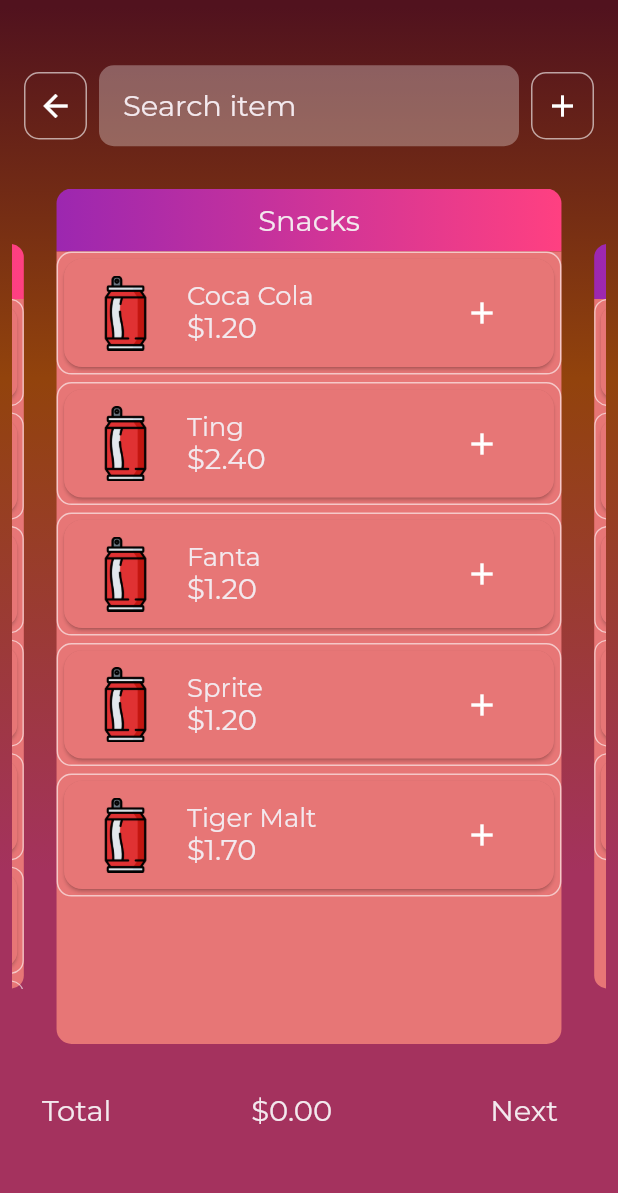
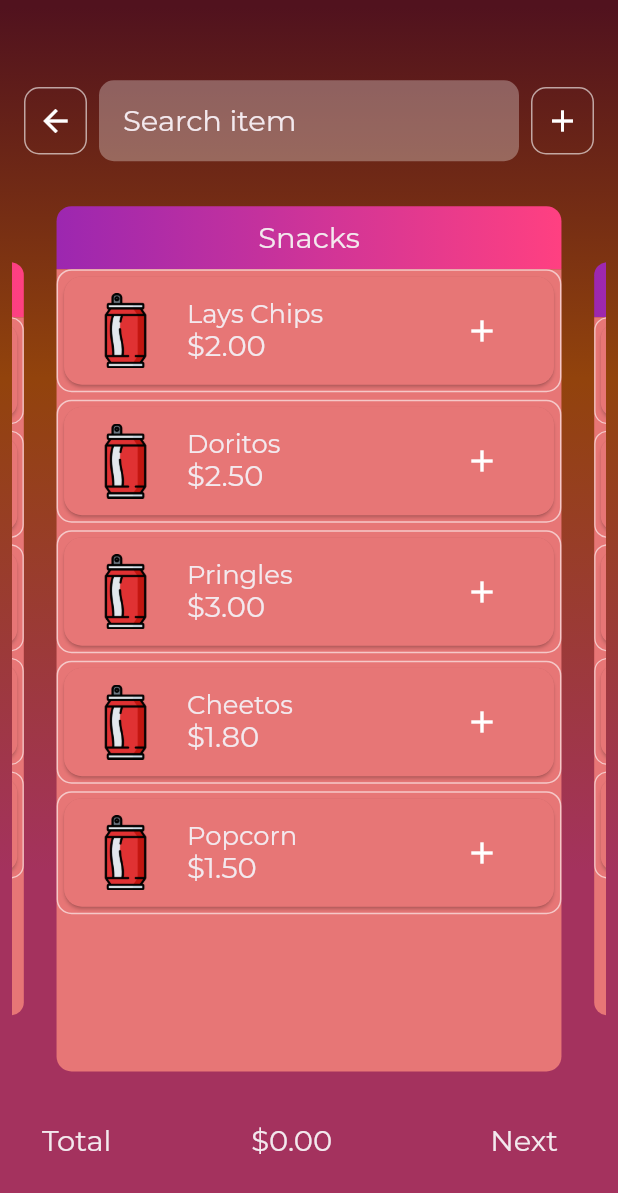
Before and after one commit to mjcsapphire/Mobile-Apps, a Flutter app: the ProductScreen screen opened by its route, on a phone screen of 412 x 824 dp. Shown: the top 1193 px of the screen. Run offline on Flutter 3.47's test engine with Material 3 defaults, Android fonts, the phone set to English and light mode, and no system bars; drawn by our look-alikes of carousel_slider; our stand-ins replace accordion, action_slider, appinio_swiper, audioplayers, cached_network_image, cloud_firestore and 45 more; missing offline and left inert: flutter_chat_ui, flutter_survey, mobile_scanner; accounts and stored records are empty; project files that could hold a hidden picture were left out; key blocks and very long unbroken strings in the code were emptied for the run.

Commit message:
fix : add product

```diff
--- a/fcfs_banking_app/lib/core/utils/app_helpers.dart
+++ b/fcfs_banking_app/lib/core/utils/app_helpers.dart
@@ -36,7 +36,7 @@
   }
 
   static String formatDate(DateTime date) {
-    return DateFormat.yMMMd().format(date); // e.g., "Nov 8, 2024"
+    return DateFormat.yMMMd().format(date);
   }
 
   static String? validatePassword(String? value) {
--- a/fcfs_banking_app/lib/src/views/business_user/add product/dummy_products.dart
+++ b/fcfs_banking_app/lib/src/views/business_user/add product/dummy_products.dart
@@ -9,8 +9,8 @@
         'quantity': 0
       },
       {
-        'name': 'Ting',
-        'price': 2.40,
+        'name': 'Pepsi',
+        'price': 1.30,
         'image': 'assets/images/can.png',
         'quantity': 0
       },
@@ -27,20 +27,8 @@
         'quantity': 0
       },
       {
-        'name': 'Tiger Malt',
-        'price': 1.70,
-        'image': 'assets/images/can.png',
-        'quantity': 0
-      },
-      {
-        'name': 'Tiger Malt',
-        'price': 1.70,
-        'image': 'assets/images/can.png',
-        'quantity': 0
-      },
-      {
-        'name': 'Tiger Malt',
-        'price': 1.70,
+        'name': 'Mountain Dew',
+        'price': 1.50,
         'image': 'assets/images/can.png',
         'quantity': 0
       },
@@ -50,33 +38,33 @@
     'name': 'Snacks',
     'items': [
       {
-        'name': 'Coca Cola',
-        'price': 1.20,
-        'image': 'assets/images/can.png',
+        'name': 'Lays Chips',
+        'price': 2.00,
+       'image': 'assets/images/can.png',
         'quantity': 0
       },
       {
-        'name': 'Ting',
-        'price': 2.40,
-        'image': 'assets/images/can.png',
+        'name': 'Doritos',
+        'price': 2.50,
+       'image': 'assets/images/can.png',
         'quantity': 0
       },
       {
-        'name': 'Fanta',
-        'price': 1.20,
-        'image': 'assets/images/can.png',
+        'name': 'Pringles',
+        'price': 3.00,
+       'image': 'assets/images/can.png',
         'quantity': 0
       },
       {
-        'name': 'Sprite',
-        'price': 1.20,
-        'image': 'assets/images/can.png',
+        'name': 'Cheetos',
+        'price': 1.80,
+       'image': 'assets/images/can.png',
         'quantity': 0
       },
       {
-        'name': 'Tiger Malt',
-        'price': 1.70,
-        'image': 'assets/images/can.png',
+        'name': 'Popcorn',
+        'price': 1.50,
+       'image': 'assets/images/can.png',
         'quantity': 0
       },
     ]
@@ -85,32 +73,32 @@
     'name': 'Grocery',
     'items': [
       {
-        'name': 'Coca Cola',
-        'price': 1.20,
+        'name': 'Rice',
+        'price': 5.00,
         'image': 'assets/images/can.png',
         'quantity': 0
       },
       {
-        'name': 'Ting',
-        'price': 2.40,
+        'name': 'Flour',
+        'price': 3.50,
         'image': 'assets/images/can.png',
         'quantity': 0
       },
       {
-        'name': 'Fanta',
-        'price': 1.20,
+        'name': 'Sugar',
+        'price': 2.20,
         'image': 'assets/images/can.png',
         'quantity': 0
       },
       {
-        'name': 'Sprite',
-        'price': 1.20,
+        'name': 'Salt',
+        'price': 1.00,
         'image': 'assets/images/can.png',
         'quantity': 0
       },
       {
-        'name': 'Tiger Malt',
-        'price': 1.70,
+        'name': 'Cooking Oil',
+        'price': 6.50,
         'image': 'assets/images/can.png',
         'quantity': 0
       },
@@ -120,35 +108,245 @@
     'name': 'Veggies',
     'items': [
       {
-        'name': 'Coca Cola',
+        'name': 'Carrot',
         'price': 1.20,
         'image': 'assets/images/can.png',
         'quantity': 0
       },
       {
-        'name': 'Ting',
-        'price': 2.40,
+        'name': 'Tomato',
+        'price': 2.00,
         'image': 'assets/images/can.png',
         'quantity': 0
       },
       {
-        'name': 'Fanta',
-        'price': 1.20,
+        'name': 'Potato',
+        'price': 1.50,
         'image': 'assets/images/can.png',
         'quantity': 0
       },
       {
-        'name': 'Sprite',
-        'price': 1.20,
+        'name': 'Onion',
+        'price': 1.80,
         'image': 'assets/images/can.png',
         'quantity': 0
       },
       {
-        'name': 'Tiger Malt',
-        'price': 1.70,
+        'name': 'Lettuce',
+        'price': 2.20,
         'image': 'assets/images/can.png',
         'quantity': 0
       },
     ]
   },
+  {
+    'name': 'Fruits',
+    'items': [
+      {
+        'name': 'Apple',
+        'price': 2.50,
+       'image': 'assets/images/can.png',
+        'quantity': 0
+      },
+      {
+        'name': 'Banana',
+        'price': 1.00,
+       'image': 'assets/images/can.png',
+        'quantity': 0
+      },
+      {
+        'name': 'Orange',
+        'price': 2.20,
+       'image': 'assets/images/can.png',
+        'quantity': 0
+      },
+      {
+        'name': 'Mango',
+        'price': 3.50,
+       'image': 'assets/images/can.png',
+        'quantity': 0
+      },
+      {
+        'name': 'Grapes',
+        'price': 4.00,
+       'image': 'assets/images/can.png',
+        'quantity': 0
+      },
+    ]
+  },
+  {
+    'name': 'Dairy',
+    'items': [
+      {
+        'name': 'Milk',
+        'price': 2.00,
+       'image': 'assets/images/can.png',
+        'quantity': 0
+      },
+      {
+        'name': 'Cheese',
+        'price': 4.50,
+       'image': 'assets/images/can.png',
+        'quantity': 0
+      },
+      {
+        'name': 'Yogurt',
+        'price': 3.00,
+       'image': 'assets/images/can.png',
+        'quantity': 0
+      },
+      {
+        'name': 'Butter',
+        'price': 3.80,
+       'image': 'assets/images/can.png',
+        'quantity': 0
+      },
+      {
+        'name': 'Cream',
+        'price': 2.70,
+       'image': 'assets/images/can.png',
+        'quantity': 0
+      },
+    ]
+  },
+  {
+    'name': 'Meat',
+    'items': [
+      {
+        'name': 'Chicken',
+        'price': 7.00,
+       'image': 'assets/images/can.png',
+        'quantity': 0
+      },
+      {
+        'name': 'Beef',
+        'price': 8.50,
+       'image': 'assets/images/can.png',
+        'quantity': 0
+      },
+      {
+        'name': 'Pork',
+        'price': 6.50,
+       'image': 'assets/images/can.png',
+        'quantity': 0
+      },
+      {
+        'name': 'Lamb',
+        'price': 9.00,
+       'image': 'assets/images/can.png',
+        'quantity': 0
+      },
+      {
+        'name': 'Fish',
+        'price': 5.80,
+       'image': 'assets/images/can.png',
+        'quantity': 0
+      },
+    ]
+  },
+  {
+    'name': 'Bakery',
+    'items': [
+      {
+        'name': 'Bread',
+        'price': 2.00,
+        'image': 'assets/images/can.png',
+        'quantity': 0
+      },
+      {
+        'name': 'Croissant',
+        'price': 2.80,
+        'image': 'assets/images/can.png',
+        'quantity': 0
+      },
+      {
+        'name': 'Muffin',
+        'price': 2.50,
+        'image': 'assets/images/can.png',
+        'quantity': 0
+      },
+      {
+        'name': 'Cake',
+        'price': 5.00,
+        'image': 'assets/images/can.png',
+        'quantity': 0
+      },
+      {
+        'name': 'Donut',
+        'price': 1.50,
+        'image': 'assets/images/can.png',
+        'quantity': 0
+      },
+    ]
+  },
+  {
+    'name': 'Frozen Foods',
+    'items': [
+      {
+        'name': 'Frozen Pizza',
+        'price': 5.50,
+       'image': 'assets/images/can.png',
+        'quantity': 0
+      },
+      {
+        'name': 'Frozen Fries',
+        'price': 3.00,
+       'image': 'assets/images/can.png',
+        'quantity': 0
+      },
+      {
+        'name': 'Frozen Nuggets',
+        'price': 4.50,
+       'image': 'assets/images/can.png',
+        'quantity': 0
+      },
+      {
+        'name': 'Frozen Berries',
+        'price': 4.20,
+       'image': 'assets/images/can.png',
+        'quantity': 0
+      },
+      {
+        'name': 'Ice Cream',
+        'price': 6.00,
+       'image': 'assets/images/can.png',
+        'quantity': 0
+      },
+    ]
+  },
+  {
+    'name': 'Household',
+    'items': [
+      {
+        'name': 'Dish Soap',
+        'price': 3.00,
+       'image': 'assets/images/can.png',
+        'quantity': 0
+      },
+      {
+        'name': 'Laundry Detergent',
+        'price': 8.00,
+       'image': 'assets/images/can.png',
+        'quantity': 0
+      },
+      {
+        'name': 'Toilet Paper',
+        'price': 5.50,
+       'image': 'assets/images/can.png',
+        'quantity': 0
+      },
+      {
+        'name': 'Paper Towels',
+        'price': 4.00,
+       'image': 'assets/images/can.png',
+        'quantity': 0
+      },
+      {
+        'name': 'Trash Bags',
+        'price': 3.80,
+       'image': 'assets/images/can.png',
+        'quantity': 0
+      },
+    ]
+  },
 ];
--- a/fcfs_banking_app/lib/src/views/business_user/add product/initial_product.dart
+++ b/fcfs_banking_app/lib/src/views/business_user/add product/initial_product.dart
@@ -47,7 +47,9 @@
                 : GradientBackgroundPainter(),
           ),
           Padding(
-            padding: const EdgeInsets.symmetric(horizontal: 8, vertical: 40),
+            // padding: const EdgeInsets.symmetric(horizontal: 8, vertical: 40),
+            padding:
+                const EdgeInsets.only(left: 8, right: 8, top: 50, bottom: 20),
             child: Column(
               children: [
                 Row(
@@ -106,7 +108,7 @@
                   child: CarouselSlider(
                     options: CarouselOptions(
                       height: MediaQuery.of(context).size.height * 0.7,
-                      enableInfiniteScroll: false,
+                      enableInfiniteScroll: true,
                       viewportFraction: 0.85,
                       enlargeCenterPage: true,
                       enlargeStrategy: CenterPageEnlargeStrategy.scale,
--- a/fcfs_banking_app/lib/src/views/business_user/add product/payment/payment_status_page.dart
+++ b/fcfs_banking_app/lib/src/views/business_user/add product/payment/payment_status_page.dart
@@ -233,33 +233,4 @@
       ),
     );
   }
-
-  Widget _emailReceiptButton() {
-    return SizedBox(
-      width: double.infinity,
-      child: ElevatedButton(
-        style: ElevatedButton.styleFrom(
-          backgroundColor: Colors.grey[800],
-          padding: const EdgeInsets.symmetric(vertical: 16),
-        ),
-        onPressed: () {},
-        child:
-            const Text("Email receipt", style: TextStyle(color: Colors.white)),
-      ),
-    );
-  }
-
-  Widget _sendButton() {
-    return SizedBox(
-      width: double.infinity,
-      child: ElevatedButton(
-        style: ElevatedButton.styleFrom(
-          backgroundColor: Colors.purple,
-          padding: const EdgeInsets.symmetric(vertical: 16),
-        ),
-        onPressed: () {},
-        child: const Text("SEND", style: TextStyle(color: Colors.white)),
-      ),
-    );
-  }
 }
```
Also changed, not shown: fcfs_banking_app/lib/src/views/auth/register_screen.dart (+4 -3 lines).
